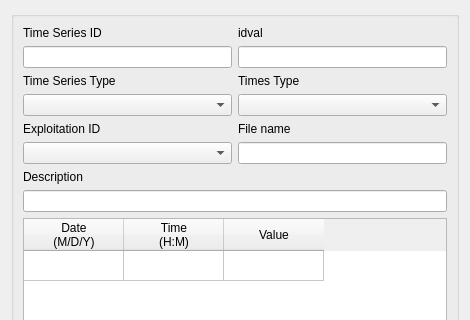
The window that core/ui/toolbars/main/nonvisual_timeseries.ui (ibergis/ibergis_qgis_plugin) describes before a commit, drawn with Qt 5; both pictures show x 0 to 470 and y 0 to 320 of the 470 by 499 pixel window.
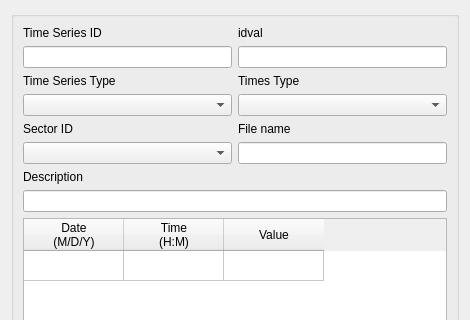
The same window after the commit.

Commit message: WIP: nonvisual button

Patch:
```diff
--- a/core/ui/toolbars/main/nonvisual_timeseries.ui
+++ b/core/ui/toolbars/main/nonvisual_timeseries.ui
@@ -168,7 +168,7 @@
         <item row="5" column="0">
          <widget class="QLabel" name="label_3">
           <property name="text">
-           <string>Exploitation ID</string>
+           <string>Sector ID</string>
           </property>
          </widget>
         </item>
```
Left out of the diff: 2 changed lines with no effect on the pictures. The commit also changes 4 other files.
